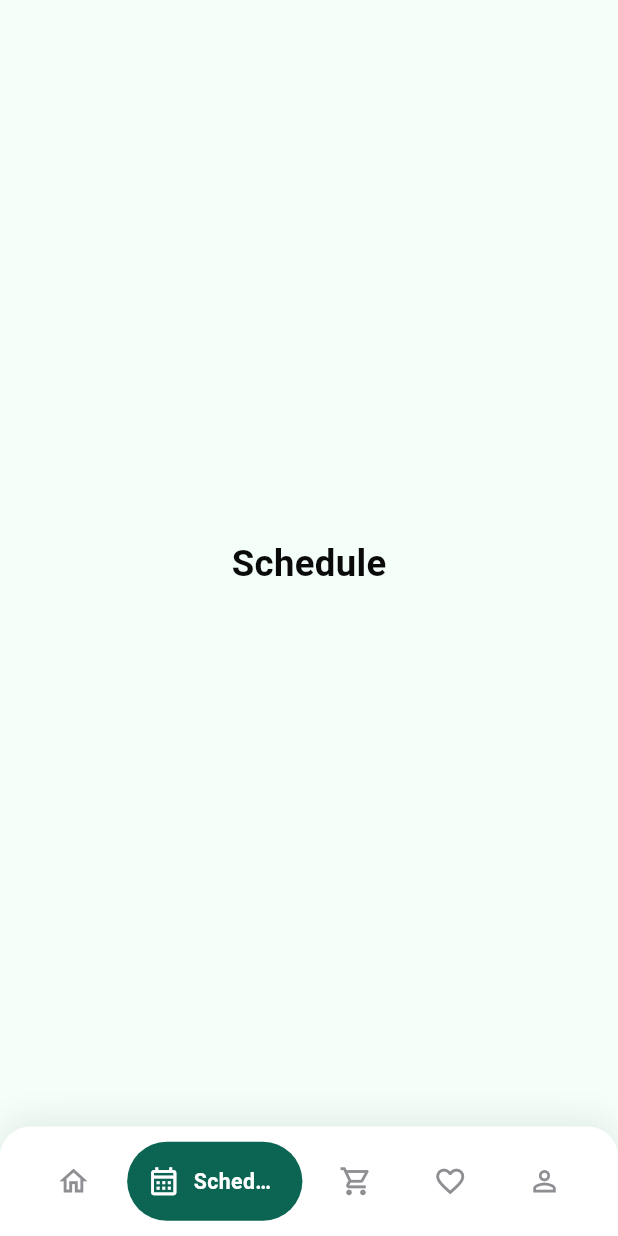
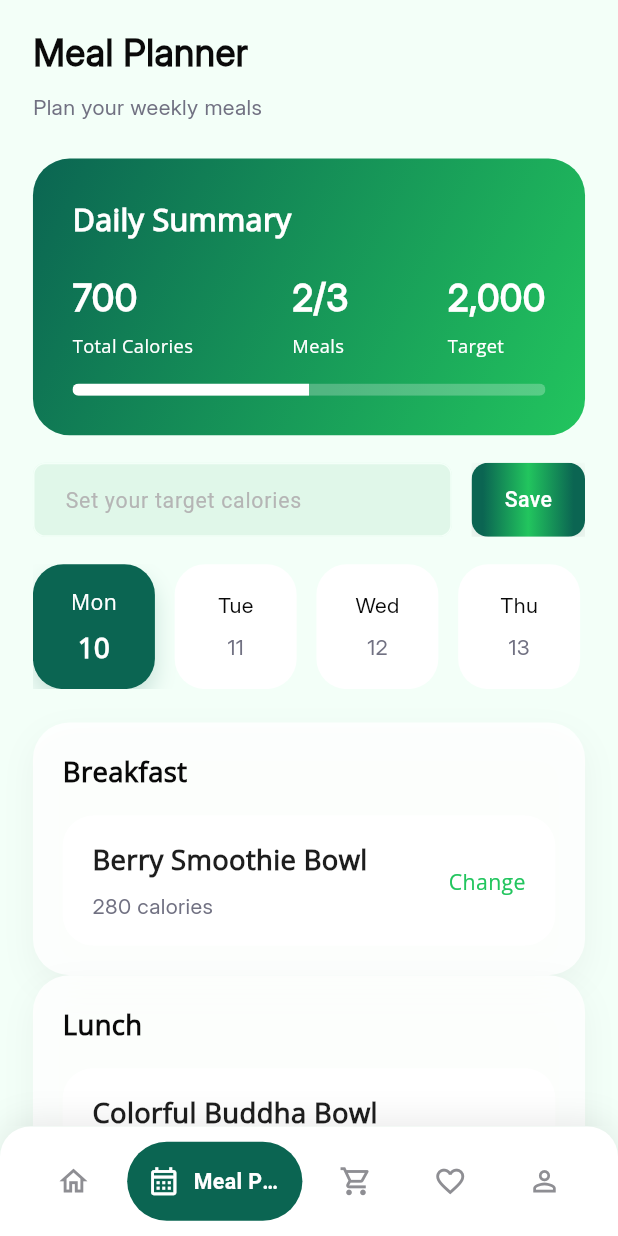
Before and after one commit to KaziAsif406/MealNexa_Meal_Planner_App, a Flutter app: the NavigationScreen screen opened by its route, item 2 of the bottom bar chosen, on a phone screen of 412 x 824 dp. Run offline on Flutter 3.47's test engine with Material 3 defaults, Android fonts, the phone set to English and light mode, and no system bars; our stand-ins replace dio, flutter_screenutil, get, get_it, get_storage; accounts and stored records are empty.

Commit message:
Meal Planner Screen Added

```diff
--- /dev/null
+++ b/lib/features/meal_planner/presentation/meal_planner.dart
@@ -0,0 +1,121 @@
+import 'package:flutter/material.dart';
+import 'package:flutter_screenutil/flutter_screenutil.dart';
+import 'package:template_flutter/constants/text_font_style.dart';
+import 'package:template_flutter/gen/colors.gen.dart';
+import 'package:template_flutter/common_widgets/custom_button.dart';
+import 'widgets/date_widget.dart';
+import 'widgets/meal_time_widget.dart';
+
+class MealPlannerScreen extends StatefulWidget {
+  const MealPlannerScreen({super.key});
+
+  @override
+  State<MealPlannerScreen> createState() => _MealPlannerScreenState();
+}
+
+class _MealPlannerScreenState extends State<MealPlannerScreen> {
+  int _selectedDateIndex = 0;
+
+  final List<Map<String, String>> _calendarDays = [
+    {'day': 'Mon', 'date': '10'},
+    {'day': 'Tue', 'date': '11'},
+    {'day': 'Wed', 'date': '12'},
+    {'day': 'Thu', 'date': '13'},
+    {'day': 'Fri', 'date': '14'},
+  ];
+
+  void _openCalendar() {
+    ScaffoldMessenger.of(context).showSnackBar(
+      const SnackBar(content: Text('Calendar tapped')),
+    );
+  }
+
+  void _saveTarget() {
+    ScaffoldMessenger.of(context).showSnackBar(
+      const SnackBar(content: Text('Target calories saved')),
+    );
+  }
+
+  @override
+  Widget build(BuildContext context) {
+    return Scaffold(
+      backgroundColor: AppColors.cF3FFF8,
+      body: SafeArea(
+        child: SingleChildScrollView(
+          padding: EdgeInsets.symmetric(horizontal: 20.w, vertical: 18.h),
+          child: Column(
+            crossAxisAlignment: CrossAxisAlignment.start,
+            children: [
+              Text(
+                'Meal Planner',
+                style: TextFontStyle.textStyle24c0A0A0AInter700,
+              ),
+              SizedBox(height: 8.h),
+              Text(
+                'Plan your weekly meals',
+                style: TextFontStyle.textStyle14c717182Inter400,
+              ),
+              SizedBox(height: 24.h),
+              MealPlannerDateCard(
+                selectedIndex: _selectedDateIndex,
+                days: _calendarDays,
+                onCalendarTap: _openCalendar,
+                onDateSelected: (index) {
+                  setState(() {
+                    _selectedDateIndex = index;
+                  });
+                },
+                onSaveTap: _saveTarget,
+              ),
+              SizedBox(height: 22.h),
+              MealTimeWidget(
+                title: 'Breakfast',
+                mealTitle: 'Berry Smoothie Bowl',
+                calories: '280 calories',
+                actionLabel: 'Change',
+                onActionTap: () {
+                  ScaffoldMessenger.of(context).showSnackBar(
+                    const SnackBar(content: Text('Change Breakfast tapped')),
+                  );
+                },
+              ),
+              MealTimeWidget(
+                title: 'Lunch',
+                mealTitle: 'Colorful Buddha Bowl',
+                calories: '420 calories',
+                actionLabel: 'Change',
+                onActionTap: () {
+                  ScaffoldMessenger.of(context).showSnackBar(
+                    const SnackBar(content: Text('Change Lunch tapped')),
+                  );
+                },
+              ),
+              MealTimeWidget(
+                title: 'Dinner',
+                isEmpty: true,
+                actionLabel: 'Add Dinner',
+                onActionTap: () {
+                  ScaffoldMessenger.of(context).showSnackBar(
+                    const SnackBar(content: Text('Add Dinner tapped')),
+                  );
+                },
+              ),
+              SizedBox(height: 24.h),
+              CustomButton(
+                label: 'Generate Grocery List',
+                onPressed: () {
+                  ScaffoldMessenger.of(context).showSnackBar(
+                    const SnackBar(
+                        content: Text('Generate Grocery List tapped')),
+                  );
+                },
+                width: double.infinity,
+              ),
+              SizedBox(height: 20.h),
+            ],
+          ),
+        ),
+      ),
+    );
+  }
+}
--- /dev/null
+++ b/lib/features/meal_planner/presentation/widgets/daily_summary_widget.dart
@@ -0,0 +1,98 @@
+import 'package:flutter/material.dart';
+import 'package:flutter_screenutil/flutter_screenutil.dart';
+import 'package:template_flutter/constants/text_font_style.dart';
+import 'package:template_flutter/gen/colors.gen.dart';
+
+class DailySummaryWidget extends StatelessWidget {
+  final VoidCallback onCalendarTap;
+
+  const DailySummaryWidget({
+    super.key,
+    required this.onCalendarTap,
+  });
+
+  @override
+  Widget build(BuildContext context) {
+    return Container(
+      width: double.infinity,
+      padding: EdgeInsets.all(24.w),
+      decoration: BoxDecoration(
+        borderRadius: BorderRadius.circular(24.r),
+        gradient: const LinearGradient(
+          begin: Alignment.topLeft,
+          end: Alignment.bottomRight,
+          colors: [AppColors.c0B6552, AppColors.c22C55E],
+        ),
+      ),
+      child: Column(
+        crossAxisAlignment: CrossAxisAlignment.start,
+        children: [
+          Row(
+            children: [
+              Expanded(
+                child: Text(
+                  'Daily Summary',
+                  style: TextFontStyle.textStyle20cFFFFFFOpenSans700,
+                ),
+              ),
+            ],
+          ),
+          SizedBox(height: 20.h),
+          Row(
+            mainAxisAlignment: MainAxisAlignment.spaceBetween,
+            children: [
+              _StatItem(
+                label: 'Total Calories',
+                value: '700',
+              ),
+              _StatItem(
+                label: 'Meals',
+                value: '2/3',
+              ),
+              _StatItem(
+                label: 'Target',
+                value: '2,000',
+              ),
+            ],
+          ),
+          SizedBox(height: 16.h),
+          ClipRRect(
+            borderRadius: BorderRadius.circular(12.r),
+            child: LinearProgressIndicator(
+              value: 0.5,
+              minHeight: 8.h,
+              valueColor:
+                  const AlwaysStoppedAnimation<Color>(AppColors.cFFFFFF),
+              backgroundColor: AppColors.cFFFFFF.withValues(alpha: 0.25),
+            ),
+          ),
+        ],
+      ),
+    );
+  }
+}
+
+class _StatItem extends StatelessWidget {
+  final String label;
+  final String value;
+
+  const _StatItem({required this.label, required this.value});
+
+  @override
+  Widget build(BuildContext context) {
+    return Column(
+      crossAxisAlignment: CrossAxisAlignment.start,
+      children: [
+        Text(
+          value,
+          style: TextFontStyle.textStyle24cFFFFFFInter700,
+        ),
+        SizedBox(height: 6.h),
+        Text(
+          label,
+          style: TextFontStyle.textStyle12cFFFFFFOpenSans500,
+        ),
+      ],
+    );
+  }
+}
--- /dev/null
+++ b/lib/features/meal_planner/presentation/widgets/date_widget.dart
@@ -0,0 +1,121 @@
+import 'package:flutter/material.dart';
+import 'package:flutter_screenutil/flutter_screenutil.dart';
+import 'package:template_flutter/constants/text_font_style.dart';
+import 'package:template_flutter/gen/colors.gen.dart';
+import 'package:template_flutter/common_widgets/custom_textform_field.dart';
+import 'package:template_flutter/common_widgets/custom_button.dart';
+import 'daily_summary_widget.dart';
+
+class MealPlannerDateCard extends StatefulWidget {
+  final int selectedIndex;
+  final List<Map<String, String>> days;
+  final VoidCallback onCalendarTap;
+  final VoidCallback onSaveTap;
+  final ValueChanged<int> onDateSelected;
+
+  const MealPlannerDateCard({
+    super.key,
+    required this.selectedIndex,
+    required this.days,
+    required this.onCalendarTap,
+    required this.onSaveTap,
+    required this.onDateSelected,
+  });
+
+  @override
+  State<MealPlannerDateCard> createState() => _MealPlannerDateCardState();
+}
+
+class _MealPlannerDateCardState extends State<MealPlannerDateCard> {
+  final TextEditingController _caloriesController = TextEditingController();
+
+  @override
+  void dispose() {
+    _caloriesController.dispose();
+    super.dispose();
+  }
+
+  @override
+  Widget build(BuildContext context) {
+    return Column(
+      children: [
+        DailySummaryWidget(
+          onCalendarTap: widget.onCalendarTap,
+        ),
+        SizedBox(height: 18.h),
+        Row(
+          children: [
+            Expanded(
+              child: CustomTextFormField(
+                controller: _caloriesController,
+                hintText: 'Set your target calories',
+                keyboardType: TextInputType.number,
+              ),
+            ),
+            SizedBox(width: 12.w),
+            CustomButton(
+              label: 'Save',
+              onPressed: widget.onSaveTap,
+              height: 48.h,
+              textStyle: TextStyle(
+                color: Colors.white,
+                fontSize: 14.sp,
+                fontWeight: FontWeight.w500,
+              ),
+            ),
+          ],
+        ),
+        SizedBox(height: 18.h),
+        SizedBox(
+          height: 82.h,
+          child: ListView.separated(
+            scrollDirection: Axis.horizontal,
+            itemCount: widget.days.length,
+            separatorBuilder: (_, __) => SizedBox(width: 12.w),
+            itemBuilder: (context, index) {
+              final day = widget.days[index];
+              final selected = index == widget.selectedIndex;
+              return GestureDetector(
+                onTap: () => widget.onDateSelected(index),
+                child: Container(
+                  width: 74.w,
+                  padding: EdgeInsets.symmetric(vertical: 14.h),
+                  decoration: BoxDecoration(
+                    color: selected ? AppColors.c0B6552 : AppColors.cFFFFFF,
+                    borderRadius: BorderRadius.circular(20.r),
+                    boxShadow: [
+                      if (selected)
+                        BoxShadow(
+                          color: AppColors.c0B6552.withValues(alpha: 0.18),
+                          blurRadius: 12,
+                          offset: const Offset(0, 8),
+                        ),
+                    ],
+                  ),
+                  child: Column(
+                    mainAxisAlignment: MainAxisAlignment.center,
+                    children: [
+                      Text(
+                        day['day']!,
+                        style: selected
+                            ? TextFontStyle.textStyle14cFFFFFFOpenSans500
+                            : TextFontStyle.textStyle14c0A0A0AInter500,
+                      ),
+                      SizedBox(height: 8.h),
+                      Text(
+                        day['date']!,
+                        style: selected
+                            ? TextFontStyle.textStyle18cFFFFFFOpenSans600
+                            : TextFontStyle.textStyle14c717182Inter500,
+                      ),
+                    ],
+                  ),
+                ),
+              );
+            },
+          ),
+        ),
+      ],
+    );
+  }
+}
--- /dev/null
+++ b/lib/features/meal_planner/presentation/widgets/meal_time_widget.dart
@@ -0,0 +1,120 @@
+import 'package:flutter/material.dart';
+import 'package:flutter_screenutil/flutter_screenutil.dart';
+import 'package:template_flutter/constants/text_font_style.dart';
+import 'package:template_flutter/gen/colors.gen.dart';
+
+class MealTimeWidget extends StatelessWidget {
+  final String title;
+  final String? mealTitle;
+  final String? calories;
+  final String actionLabel;
+  final bool isEmpty;
+  final VoidCallback onActionTap;
+
+  const MealTimeWidget({
+    super.key,
+    required this.title,
+    this.mealTitle,
+    this.calories,
+    required this.actionLabel,
+    this.isEmpty = false,
+    required this.onActionTap,
+  });
+
+  @override
+  Widget build(BuildContext context) {
+    return Container(
+      width: double.infinity,
+      padding: EdgeInsets.all(18.w),
+      decoration: BoxDecoration(
+        color: AppColors.cFFFFFF.withValues(alpha: 0.85),
+        borderRadius: BorderRadius.circular(24.r),
+        boxShadow: [
+          BoxShadow(
+            color: AppColors.c000000.withValues(alpha: 0.04),
+            blurRadius: 18,
+            offset: const Offset(0, 8),
+          ),
+        ],
+      ),
+      child: Column(
+        crossAxisAlignment: CrossAxisAlignment.start,
+        children: [
+          Text(
+            title,
+            style: TextFontStyle.textStyle18c0A0A0AOpenSans600,
+          ),
+          SizedBox(height: 16.h),
+          isEmpty ? _buildEmptyCard(context) : _buildMealCard(context),
+        ],
+      ),
+    );
+  }
+
+  Widget _buildMealCard(BuildContext context) {
+    return Container(
+      width: double.infinity,
+      padding: EdgeInsets.symmetric(horizontal: 18.w, vertical: 16.h),
+      decoration: BoxDecoration(
+        color: AppColors.cFFFFFF,
+        borderRadius: BorderRadius.circular(20.r),
+      ),
+      child: Row(
+        mainAxisAlignment: MainAxisAlignment.spaceBetween,
+        children: [
+          Column(
+            crossAxisAlignment: CrossAxisAlignment.start,
+            children: [
+              Text(
+                mealTitle ?? '',
+                style: TextFontStyle.textStyle18c1E1E1EOpenSans600,
+              ),
+              SizedBox(height: 8.h),
+              Text(
+                calories ?? '',
+                style: TextFontStyle.textStyle14c717182Inter400,
+              ),
+            ],
+          ),
+          GestureDetector(
+            onTap: onActionTap,
+            child: Text(
+              actionLabel,
+              style: TextFontStyle.textStyle14c22C55EOpenSans500,
+            ),
+          ),
+        ],
+      ),
+    );
+  }
+
+  Widget _buildEmptyCard(BuildContext context) {
+    return GestureDetector(
+      onTap: onActionTap,
+      child: Container(
+        width: double.infinity,
+        padding: EdgeInsets.symmetric(vertical: 24.h),
+        decoration: BoxDecoration(
+          color: AppColors.cFFFFFF,
+          borderRadius: BorderRadius.circular(20.r),
+          border: Border.all(color: AppColors.cD9D9D9, width: 1.3.w),
+        ),
+        child: Column(
+          mainAxisAlignment: MainAxisAlignment.center,
+          children: [
+            Icon(
+              Icons.add,
+              size: 28.sp,
+              color: AppColors.c22C55E,
+            ),
+            SizedBox(height: 12.h),
+            Text(
+              actionLabel,
+              style: TextFontStyle.textStyle14c22C55EOpenSans500,
+            ),
+          ],
+        ),
+      ),
+    );
+  }
+}
--- a/lib/navigation_screen.dart
+++ b/lib/navigation_screen.dart
@@ -1,6 +1,7 @@
 import 'package:flutter/material.dart';
 import 'package:flutter_screenutil/flutter_screenutil.dart';
 import 'package:template_flutter/features/home/presentation/home.dart';
+import 'package:template_flutter/features/meal_planner/presentation/meal_planner.dart';
 import 'package:template_flutter/gen/colors.gen.dart';
 
 class NavigationScreen extends StatefulWidget {
@@ -15,7 +16,7 @@ class _NavigationScreenState extends State<NavigationScreen> {
 
   static final List<_NavigationItem> _items = [
     _NavigationItem(icon: Icons.home_outlined, label: 'Home'),
-    _NavigationItem(icon: Icons.calendar_month_outlined, label: 'Schedule'),
+    _NavigationItem(icon: Icons.calendar_month_outlined, label: 'Meal Planner'),
     _NavigationItem(icon: Icons.shopping_cart_outlined, label: 'Cart'),
     _NavigationItem(icon: Icons.favorite_border, label: 'Favorites'),
     _NavigationItem(icon: Icons.person_outline, label: 'Profile'),
@@ -23,7 +24,7 @@ class _NavigationScreenState extends State<NavigationScreen> {
 
   static final List<Widget> _pages = [
     const HomeScreen(),
-    const _PlaceholderScreen(label: 'Schedule'),
+    const MealPlannerScreen(),
     const _PlaceholderScreen(label: 'Cart'),
     const _PlaceholderScreen(label: 'Favorites'),
     const _PlaceholderScreen(label: 'Profile'),
```
Also changed, not shown: assets/icons/scheluce_icon.png (added).
